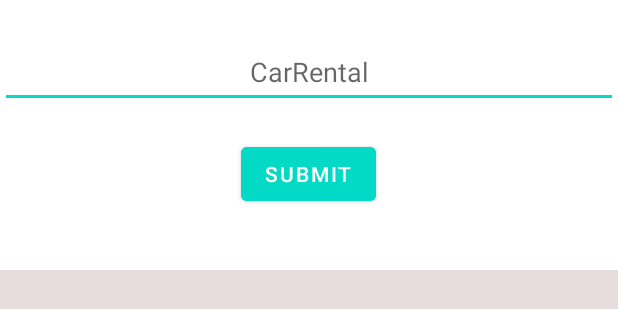
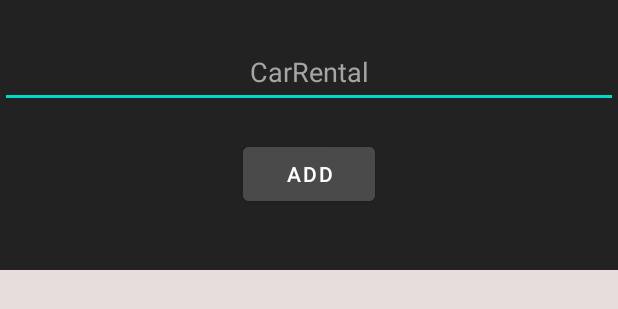
Before and after one commit to h200103012/CarRental1, an Android app: the layout favorite.xml on its own in the app's theme, with its tools: preview values and no code run, on a phone screen of 412 x 824 dp. Shown: the top 309 px of the screen. Run offline under Robolectric (Android 15) with nearby library versions, the phone set to English and light mode, and no system bars.

```diff
--- /dev/null
+++ b/app/src/main/java/com/example/carrental/Blog.kt
@@ -0,0 +1,3 @@
+package com.example.carrental
+
+data class Blog(var title:String)
--- a/app/src/main/res/layout/favorite.xml
+++ b/app/src/main/res/layout/favorite.xml
@@ -3,12 +3,13 @@
     xmlns:app="http://schemas.android.com/apk/res-auto"
     xmlns:tools="http://schemas.android.com/tools"
     android:layout_width="match_parent"
+    android:layout_height="match_parent"
+    android:background="@color/fon"
     android:orientation="vertical"
-    android:layout_height="match_parent"
     tools:context=".MainActivity">
 
     <EditText
-        android:id="@+id/titletxt"
+        android:id="@+id/favoriteMark"
         android:layout_width="match_parent"
         android:layout_height="wrap_content"
         android:layout_marginTop="24dp"
@@ -17,7 +18,8 @@
         android:inputType="textPersonName"
         android:minHeight="48dp"
         android:textAlignment="center"
-        android:textColor="#000"
+        android:textColor="@color/textcolor"
+        android:textColorHint="@color/textcolor"
         app:layout_constraintBottom_toTopOf="@+id/button"
         app:layout_constraintEnd_toEndOf="parent"
         app:layout_constraintHorizontal_bias="0.497"
@@ -28,11 +30,11 @@
         android:id="@+id/button"
         android:layout_width="wrap_content"
         android:layout_height="wrap_content"
+        android:layout_gravity="center"
+        android:layout_marginTop="20dp"
         android:layout_marginBottom="40dp"
-        android:backgroundTint="@color/teal_200"
-        android:layout_marginTop="20dp"
-        android:text="Submit"
-        android:layout_gravity="center"
+        android:backgroundTint="@color/buttoncolor"
+        android:text="@string/add"
         app:layout_constraintBottom_toTopOf="@+id/recycler"
         app:layout_constraintEnd_toEndOf="parent"
         app:layout_constraintHorizontal_bias="0.498"
@@ -40,9 +42,9 @@
 
     <androidx.recyclerview.widget.RecyclerView
         android:id="@+id/recycler"
-        android:background="#E8DDDD"
         android:layout_width="match_parent"
         android:layout_height="match_parent"
+        android:background="#E8DDDD"
         app:layout_constraintBottom_toBottomOf="parent"
         app:layout_constraintEnd_toEndOf="parent"
         app:layout_constraintStart_toStartOf="parent" />
--- a/app/src/main/res/layout/itemsfav.xml
+++ b/app/src/main/res/layout/itemsfav.xml
@@ -33,11 +33,12 @@
             android:layout_alignParentEnd="true"
             android:layout_alignParentBottom="true"
             android:layout_marginLeft="328dp"
-            android:backgroundTint="#ffff"
             android:layout_marginTop="22dp"
             android:layout_marginEnd="16dp"
             android:layout_marginBottom="35dp"
-            android:src="@drawable/ic_baseline_delete_24" />
+            android:backgroundTint="#ffff"
+            android:src="@drawable/ic_baseline_delete_24"
+            tools:ignore="SpeakableTextPresentCheck,TouchTargetSizeCheck" />
 
     </RelativeLayout>
 
--- a/app/src/main/res/values/strings.xml
+++ b/app/src/main/res/values/strings.xml
@@ -13,5 +13,6 @@
     <string name="password">password</string>
     <string name="register">REGISTER</string>
     <string name="i_m_not_a_robot">I\'m not a robot</string>
+    <string name="add">add</string>
 
 </resources>
```
Also changed, not shown: app/src/main/java/com/example/carrental/MainViewModel.kt (added, +20 -0 lines), app/src/main/java/com/example/carrental/MainViewModelFactory.kt (added, +14 -0 lines), app/src/main/java/com/example/carrental/NoteRecyclerAdapter.kt (added, +49 -0 lines), app/src/main/java/com/example/carrental/favoriteFragment.kt (+54 -8 lines), app/src/main/res/drawable/ic_baseline_delete_24.xml (added, +10 -0 lines).
